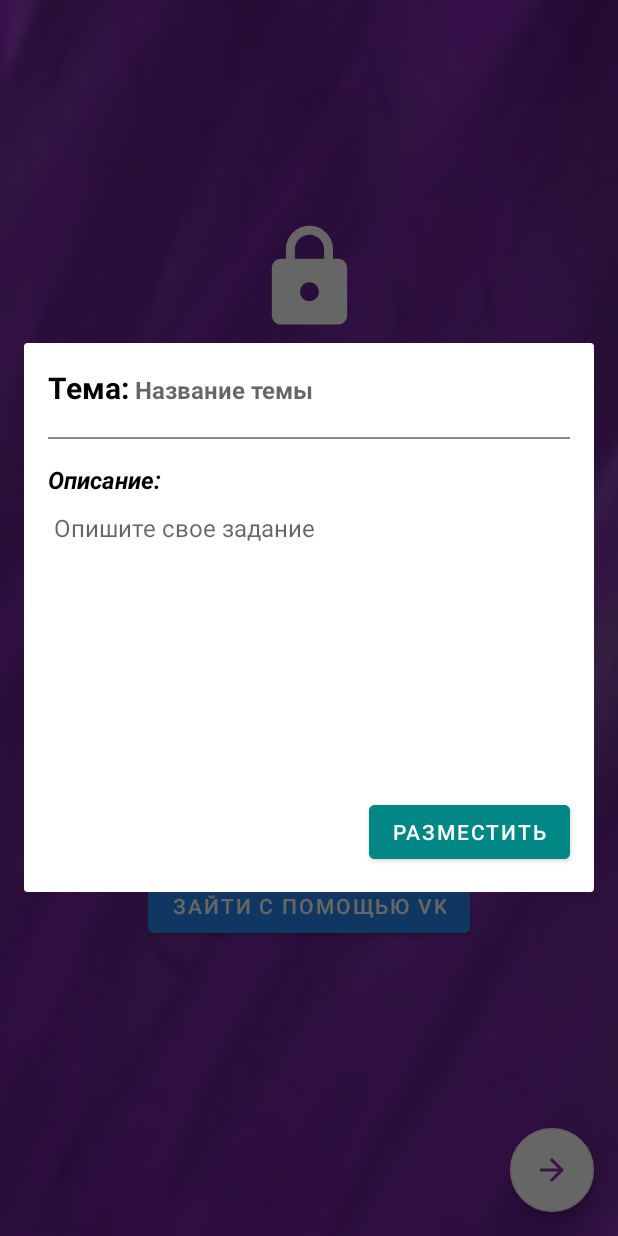
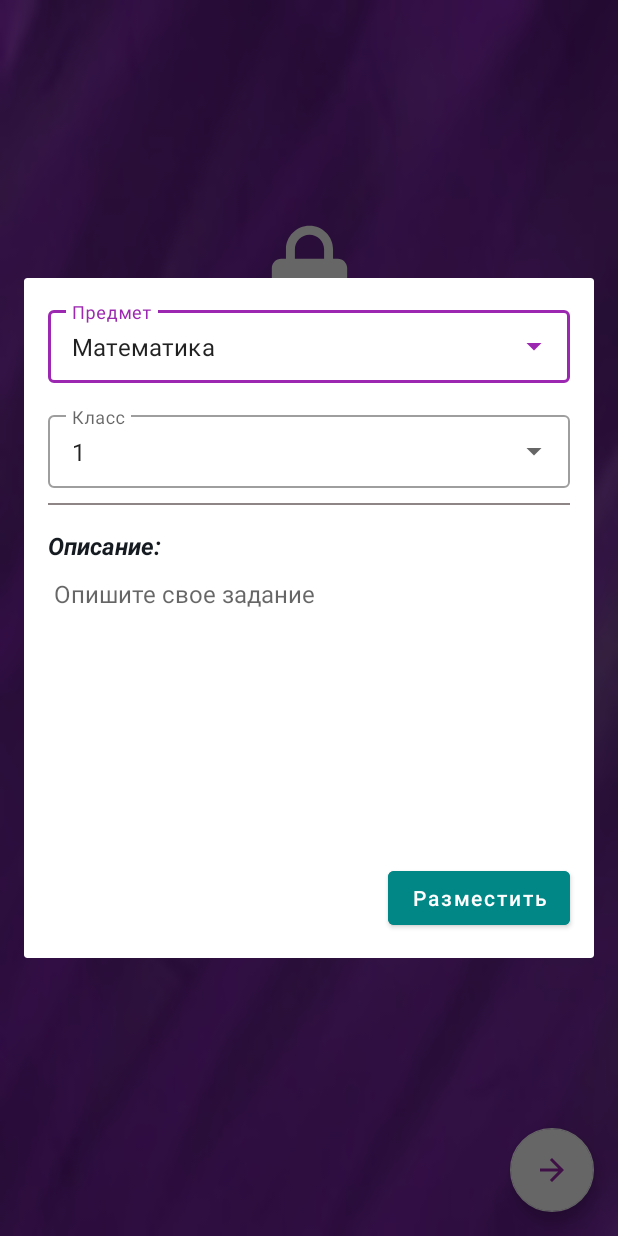
Before and after one commit to AlexKuz13/LearningAssistant, an Android app: the CreateTaskFragment screen opened through its navigation route, on a phone screen of 412 x 824 dp. Run offline under Robolectric (Android 15) with nearby library versions, the phone set to English and light mode, and no system bars; libraries missing offline, so code that uses them is left out: com.vk.api; 2 statements that could not run were skipped.

Commit message:
ReDesign Create Task Fragment

```diff
--- a/app/src/main/java/com/example/learningassistant/models/Task.kt
+++ b/app/src/main/java/com/example/learningassistant/models/Task.kt
@@ -1,11 +1,11 @@
 package com.example.learningassistant.models
 
-import com.google.firebase.firestore.FieldValue
 
 data class Task(
-    var from:String="",
-    var topic:String="",
-    var description:String="",
-    var type_des:String="",
-    var timeStamp: Any?=""
+    var from: String = "",
+    var school_subject: String = "",
+    var school_class: String = "",
+    var description: String = "",
+    var type_des: String = "",
+    var timeStamp: Any? = ""
 )
--- a/app/src/main/java/com/example/learningassistant/ui/adapters/TaskAdapter.kt
+++ b/app/src/main/java/com/example/learningassistant/ui/adapters/TaskAdapter.kt
@@ -1,9 +1,6 @@
 package com.example.learningassistant.ui.adapters
 
 import android.os.Bundle
-import android.os.Handler
-import android.os.Looper
-import android.util.Log
 import android.view.LayoutInflater
 import android.view.View
 import android.view.ViewGroup
@@ -18,7 +15,10 @@ import com.example.learningassistant.database.DB
 import com.example.learningassistant.database.UID
 import com.example.learningassistant.models.Task
 import com.example.learningassistant.models.User
-import com.example.learningassistant.utilits.*
+import com.example.learningassistant.utilits.APP_ACTIVITY
+import com.example.learningassistant.utilits.asTime
+import com.example.learningassistant.utilits.downloadAndSetImage
+import com.example.learningassistant.utilits.showToast
 import de.hdodenhof.circleimageview.CircleImageView
 import kotlinx.android.synthetic.main.task_item.view.*
 import java.text.DecimalFormat
@@ -74,7 +74,7 @@ class TaskAdapter : RecyclerView.Adapter<TaskAdapter.TaskHolder>() {
         holder.taskProfileFullname.text = user.fullName
         holder.taskStarRating.text = DecimalFormat("#.##").format(user.rating).toString()
         holder.taskTime.text = mlistTasksCache[position].timeStamp.toString().asTime()
-        holder.taskTopicName.text = mlistTasksCache[position].topic
+        //holder.taskTopicName.text = mlistTasksCache[position].topic
         holder.taskDescriptionText.text = mlistTasksCache[position].description
         holder.taskBtnHelp.setOnClickListener {
             APP_ACTIVITY.navController.navigate(
--- a/app/src/main/java/com/example/learningassistant/ui/fragments/create_tasks/CreateTaskFragment.kt
+++ b/app/src/main/java/com/example/learningassistant/ui/fragments/create_tasks/CreateTaskFragment.kt
@@ -4,6 +4,7 @@ import android.os.Bundle
 import android.view.LayoutInflater
 import android.view.View
 import android.view.ViewGroup
+import android.widget.ArrayAdapter
 import androidx.fragment.app.DialogFragment
 import androidx.lifecycle.ViewModelProvider
 import com.example.learningassistant.R
@@ -13,7 +14,6 @@ import com.example.learningassistant.databinding.FragmentCreateTaskBinding
 import com.example.learningassistant.models.Task
 import com.example.learningassistant.utilits.APP_ACTIVITY
 import com.example.learningassistant.utilits.showToast
-import com.google.firebase.firestore.FieldValue
 
 
 class CreateTaskFragment : DialogFragment() {
@@ -37,9 +37,12 @@ class CreateTaskFragment : DialogFragment() {
 
     override fun onResume() {
         super.onResume()
+
+        initSpinner()
+
         mBinding.btnSubmitTask.setOnClickListener {
             initTask()
-            if (task.topic.isEmpty() || task.description.isEmpty()) {
+            if (task.description.isEmpty()) {
                 showToast("Заполните поля")
             } else {
                 mViewModel = ViewModelProvider(this, CreateTaskViewModelFactory(task)).get(
@@ -52,9 +55,34 @@ class CreateTaskFragment : DialogFragment() {
         }
     }
 
+    private fun initSpinner() {
+        val adapter = ArrayAdapter(
+            requireContext(),
+            R.layout.subject_dropdown_item,
+            requireActivity().resources.getStringArray(R.array.subject_array)
+        )
+        mBinding.tvSubjectDropdown.setAdapter(adapter)
+        mBinding.tvSubjectDropdown.setText(
+            requireActivity().resources.getString(R.string.maths),
+            false
+        )
+
+        val adapter2 = ArrayAdapter(
+            requireContext(),
+            R.layout.subject_dropdown_item,
+            requireActivity().resources.getStringArray(R.array.class_array)
+        )
+        mBinding.tvClassDropdown.setAdapter(adapter2)
+        mBinding.tvClassDropdown.setText(
+            requireActivity().resources.getString(R.string.class_1),
+            false
+        )
+    }
+
     private fun initTask() {
         task.from = UID
-        task.topic = mBinding.createTaskEtTopic.text.toString()
+        task.school_subject = mBinding.tvSubjectDropdown.text.toString()
+        task.school_class = mBinding.tvClassDropdown.text.toString()
         task.description = mBinding.createTaskEtDescription.text.toString()
         task.timeStamp = System.currentTimeMillis()
         task.type_des = TYPE_TEXT
--- a/app/src/main/java/com/example/learningassistant/ui/fragments/main/MainFragment.kt
+++ b/app/src/main/java/com/example/learningassistant/ui/fragments/main/MainFragment.kt
@@ -1,7 +1,6 @@
 package com.example.learningassistant.ui.fragments.main
 
 import android.os.Bundle
-import android.util.Log
 import android.view.LayoutInflater
 import android.view.View
 import android.view.ViewGroup
@@ -78,7 +77,6 @@ class MainFragment : Fragment() {
         mObserverTasks = Observer {
             val list = it
             mAdapter.setList(list)
-            Log.d("TAG", list[0].description)
             mBinding.taskRecyclerView.smoothScrollToPosition(mAdapter.itemCount)
         }
         mViewModel.listTasks.observe(this, mObserverTasks)
--- a/app/src/main/res/layout/fragment_create_task.xml
+++ b/app/src/main/res/layout/fragment_create_task.xml
@@ -6,43 +6,56 @@
     android:layout_height="wrap_content"
     tools:context=".ui.fragments.create_tasks.CreateTaskFragment">
 
-    <TextView
-        android:id="@+id/create_task_topic"
-        android:layout_width="wrap_content"
+    <com.google.android.material.textfield.TextInputLayout
+        android:id="@+id/create_task_topic_subject"
+        style="@style/Widget.MaterialComponents.TextInputLayout.OutlinedBox.Dense.ExposedDropdownMenu"
+        android:layout_width="0dp"
         android:layout_height="wrap_content"
         android:layout_margin="@dimen/normal_margin"
-        android:text="@string/task_topic"
-        android:textColor="@color/black"
-        android:textSize="@dimen/large_text"
-        android:textStyle="bold"
+        android:hint="@string/school_subject"
+        app:layout_constraintEnd_toEndOf="parent"
         app:layout_constraintStart_toStartOf="parent"
-        app:layout_constraintTop_toTopOf="parent" />
+        app:layout_constraintTop_toTopOf="parent">
 
-    <EditText
-        android:id="@+id/create_task_et_topic"
+
+        <AutoCompleteTextView
+            android:id="@+id/tv_subject_dropdown"
+            android:layout_width="match_parent"
+            android:layout_height="wrap_content"
+            android:dropDownHeight="@dimen/task_dropdown_height"
+            android:inputType="none" />
+
+    </com.google.android.material.textfield.TextInputLayout>
+
+
+    <com.google.android.material.textfield.TextInputLayout
+        android:id="@+id/create_task_topic_class"
+        style="@style/Widget.MaterialComponents.TextInputLayout.OutlinedBox.Dense.ExposedDropdownMenu"
         android:layout_width="0dp"
         android:layout_height="wrap_content"
-        android:layout_marginTop="3dp"
-        android:layout_marginEnd="@dimen/small_margin"
-        android:autofillHints=""
-        android:backgroundTint="@color/white"
-        android:hint="@string/create_task_name_topic"
-        android:inputType="text"
-        android:textColor="@color/black"
-        android:textCursorDrawable="@drawable/black_cursor"
-        android:textSize="@dimen/normal_text"
-        android:textStyle="bold"
-        app:layout_constraintBottom_toBottomOf="@+id/create_task_topic"
+        android:layout_margin="@dimen/normal_margin"
+        android:hint="@string/school_class"
         app:layout_constraintEnd_toEndOf="parent"
-        app:layout_constraintStart_toEndOf="@id/create_task_topic"
-        app:layout_constraintTop_toTopOf="@id/create_task_topic" />
+        app:layout_constraintStart_toStartOf="parent"
+        app:layout_constraintTop_toBottomOf="@id/create_task_topic_subject">
+
+
+        <AutoCompleteTextView
+            android:id="@+id/tv_class_dropdown"
+            android:layout_width="match_parent"
+            android:layout_height="wrap_content"
+            android:dropDownHeight="@dimen/task_dropdown_height"
+            android:inputType="none" />
+
+    </com.google.android.material.textfield.TextInputLayout>
+
 
     <View
         android:id="@+id/create_task_separator"
         style="@style/separator"
         app:layout_constraintEnd_toEndOf="parent"
         app:layout_constraintStart_toStartOf="parent"
-        app:layout_constraintTop_toBottomOf="@id/create_task_et_topic" />
+        app:layout_constraintTop_toBottomOf="@id/create_task_topic_class" />
 
     <TextView
         android:id="@+id/create_task_description"
@@ -50,7 +63,7 @@
         android:layout_height="wrap_content"
         android:layout_margin="@dimen/normal_margin"
         android:text="@string/task_description"
-        android:textColor="@color/black"
+        android:textColor="@color/darker"
         android:textSize="@dimen/normal_text"
         android:textStyle="bold|italic"
         app:layout_constraintStart_toStartOf="parent"
@@ -59,7 +72,7 @@
     <EditText
         android:id="@+id/create_task_et_description"
         android:layout_width="0dp"
-        android:layout_height="200dp"
+        android:layout_height="@dimen/create_task_desc_height"
         android:layout_marginStart="@dimen/normal_margin"
         android:layout_marginEnd="@dimen/normal_margin"
         android:autofillHints=""
@@ -67,7 +80,7 @@
         android:gravity="start|top"
         android:hint="@string/create_task_hint_description"
         android:inputType="textMultiLine"
-        android:textColor="@color/black"
+        android:textColor="@color/darker"
         android:textCursorDrawable="@drawable/black_cursor"
         android:textSize="@dimen/normal_text"
         app:layout_constraintBottom_toTopOf="@id/btn_submit_task"
@@ -82,6 +95,7 @@
         android:layout_margin="@dimen/normal_margin"
         android:backgroundTint="@color/teal_700"
         android:text="@string/create_task_submit"
+        android:textAllCaps="false"
         android:textSize="@dimen/small_text"
         app:layout_constraintBottom_toBottomOf="parent"
         app:layout_constraintEnd_toEndOf="parent"
--- /dev/null
+++ b/app/src/main/res/layout/subject_dropdown_item.xml
@@ -0,0 +1,7 @@
+<?xml version="1.0" encoding="utf-8"?>
+<TextView xmlns:android="http://schemas.android.com/apk/res/android"
+    android:layout_width="match_parent"
+    android:layout_height="wrap_content"
+    android:padding="16dp"
+    android:maxLines="1"
+    android:textAppearance="?attr/textAppearanceSubtitle1" />
--- a/app/src/main/res/layout/task_bottom_sheet.xml
+++ b/app/src/main/res/layout/task_bottom_sheet.xml
@@ -12,7 +12,7 @@
         android:layout_height="wrap_content"
         android:layout_marginStart="@dimen/large_margin"
         android:layout_marginTop="@dimen/large_margin"
-        android:text="@string/School_subject"
+        android:text="@string/school_subject"
         android:textColor="@color/darkGray"
         android:textSize="@dimen/normal_text"
         android:textStyle="bold"
--- a/app/src/main/res/values/dimens.xml
+++ b/app/src/main/res/values/dimens.xml
@@ -25,4 +25,8 @@
     <dimen name="placeholder_desc_height">60dp</dimen>
     <dimen name="placeholder_rating_width">50dp</dimen>
     <dimen name="placeholder_name_width">200dp</dimen>
+
+    <!-- Create Task Fragment -->
+    <dimen name="create_task_desc_height">200dp</dimen>
+    <dimen name="task_dropdown_height">250dp</dimen>
 </resources>
--- a/app/src/main/res/values/strings.xml
+++ b/app/src/main/res/values/strings.xml
@@ -38,7 +38,7 @@
     <string name="hint_et_code">- - - - - -</string>
 
     <!-- Task Item -->
-    <string name="task_topic">Тема:</string>
+    <string name="task_topic">Предмет:</string>
     <string name="task_description">Описание:</string>
     <string name="create_task">Попросить помощь</string>
     <string name="create_task_hint_description">Опишите свое задание</string>
@@ -70,7 +70,7 @@
     <integer name="com_vk_sdk_AppId">7933261</integer>
 
     <!-- Task Bottom Sheet -->
-    <string name="School_subject">Предмет</string>
+    <string name="school_subject">Предмет</string>
     <string name="all_subjects">Все</string>
     <string name="maths">Математика</string>
     <string name="subject_russian">Русский язык</string>
@@ -100,4 +100,36 @@
     <string name="all_classes">Все</string>
     <string name="apply">Подтвердить</string>
 
+
+    <!-- Create task Subject Dropdown Menu -->
+    <string-array name="subject_array">
+        <item>Математика</item>
+        <item>Русский язык</item>
+        <item>Литература</item>
+        <item>Английский язык</item>
+        <item>Физика</item>
+        <item>Химия</item>
+        <item>География</item>
+        <item>История</item>
+        <item>Обществознание</item>
+        <item>Геометрия</item>
+        <item>Алгебра</item>
+        <item>Информатика</item>
+        <item>Биология</item>
+    </string-array>
+
+    <!-- Create task Class Dropdown Menu -->
+    <string-array name="class_array">
+        <item>1</item>
+        <item>2</item>
+        <item>3</item>
+        <item>4</item>
+        <item>5</item>
+        <item>6</item>
+        <item>7</item>
+        <item>8</item>
+        <item>9</item>
+        <item>10</item>
+        <item>11</item>
+    </string-array>
 </resources>
```
Also changed, not shown: app/build.gradle (+6 -2 lines).
